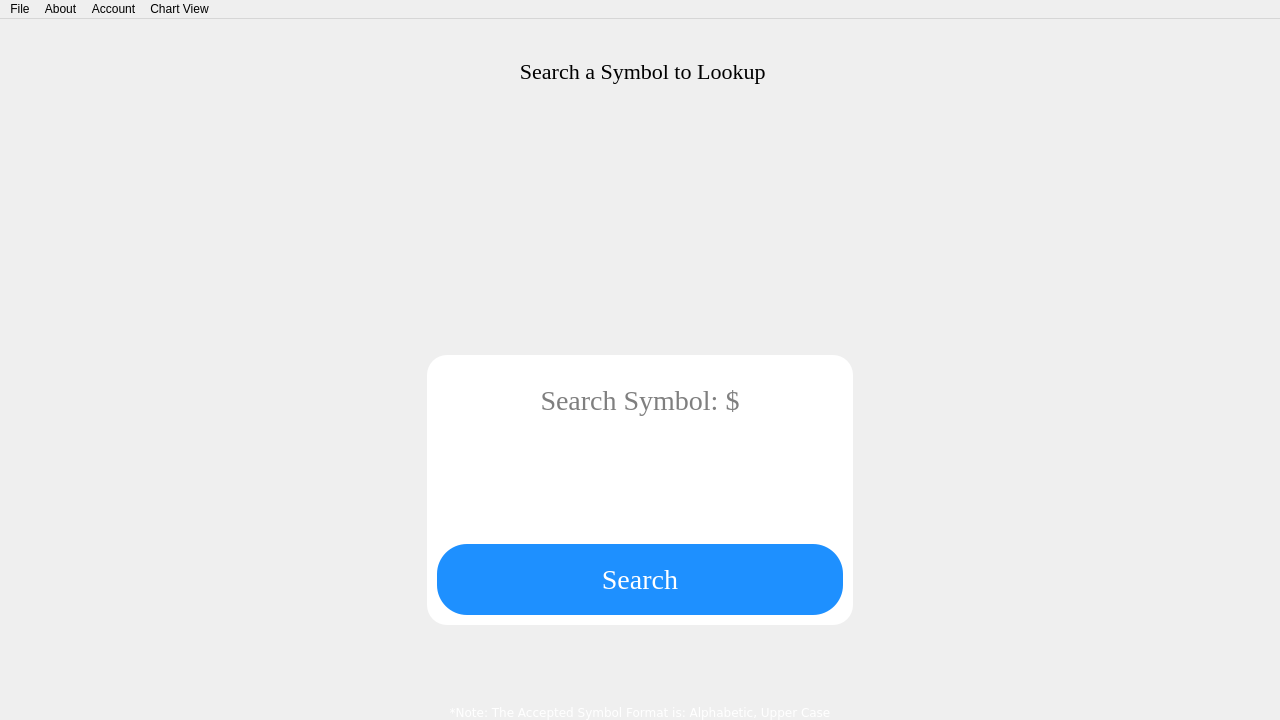
Before: the Qt Designer form MarketGame/mainwindow.ui in plagentile/Market_Game, drawn with Qt 5.
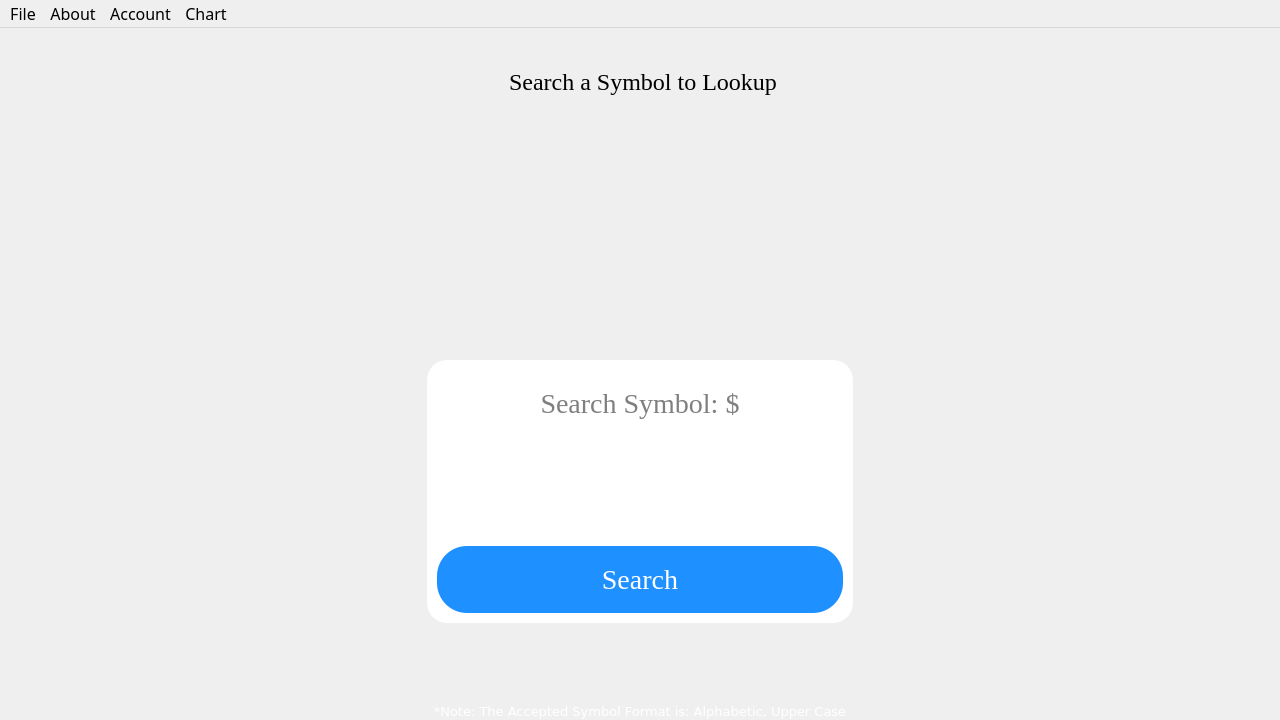
After: the same form once the commit is applied. The open tabs and pages were chosen to show the change. Icons and pictures are not drawn. Custom widgets are drawn as their Qt base class.

```diff
--- a/MarketGame/mainwindow.ui
+++ b/MarketGame/mainwindow.ui
@@ -38,13 +38,6 @@
 	font-family: Georgia;
 }
 
-#symbolSearchBanner
-{
-	color:black;
-	font-size: 22px;
-	font-family: Georgia;
-}
-
 #symbolListResults
 {
 
@@ -67,14 +60,6 @@
 	font-size: 28px;
 	font-family: Georgia;
 	border-radius: 30px;
-}
-
-
-#noticeLabel
-{
-	color:white;
-	font-size: 12px;
-	font-family: Verdana;
 }</string>
   </property>
   <widget class="QWidget" name="centralwidget">
@@ -143,6 +128,12 @@
             <verstretch>0</verstretch>
            </sizepolicy>
           </property>
+          <property name="font">
+           <font>
+            <family>Georgia</family>
+            <pointsize>18</pointsize>
+           </font>
+          </property>
           <property name="text">
            <string> Search a Symbol to Lookup</string>
           </property>
@@ -399,8 +390,14 @@
             <verstretch>0</verstretch>
            </sizepolicy>
           </property>
+          <property name="font">
+           <font>
+            <family>Verdana</family>
+            <pointsize>10</pointsize>
+           </font>
+          </property>
           <property name="text">
-           <string>*Note: The Accepted Symbol Format is: Alphabetic, Upper Case</string>
+           <string>&lt;html&gt;&lt;head/&gt;&lt;body&gt;&lt;p&gt;&lt;span style=&quot; color:#ffffff;&quot;&gt;*Note: The Accepted Symbol Format is: Alphabetic, Upper Case&lt;/span&gt;&lt;/p&gt;&lt;/body&gt;&lt;/html&gt;</string>
           </property>
           <property name="alignment">
            <set>Qt::AlignCenter</set>
@@ -960,9 +957,15 @@
      <x>0</x>
      <y>0</y>
      <width>1280</width>
-     <height>26</height>
+     <height>35</height>
     </rect>
    </property>
+   <property name="font">
+    <font>
+     <family>Sitka</family>
+     <pointsize>12</pointsize>
+    </font>
+   </property>
    <widget class="QMenu" name="menuFile">
     <property name="title">
      <string>File</string>
@@ -986,9 +989,9 @@
     </property>
     <addaction name="actionAccount_Overview"/>
    </widget>
-   <widget class="QMenu" name="menuChart_View">
+   <widget class="QMenu" name="menuChart">
     <property name="title">
-     <string>Chart View</string>
+     <string>Chart</string>
     </property>
     <addaction name="actionChange_to_CandleStick"/>
     <addaction name="actionView_As_Line_Chart"/>
@@ -999,7 +1002,7 @@
    <addaction name="menuFile"/>
    <addaction name="menuAbout"/>
    <addaction name="menuAccount"/>
-   <addaction name="menuChart_View"/>
+   <addaction name="menuChart"/>
   </widget>
   <action name="actionNew">
    <property name="text">
```
Left out of the diff: 33 changed lines with no effect on the pictures.
